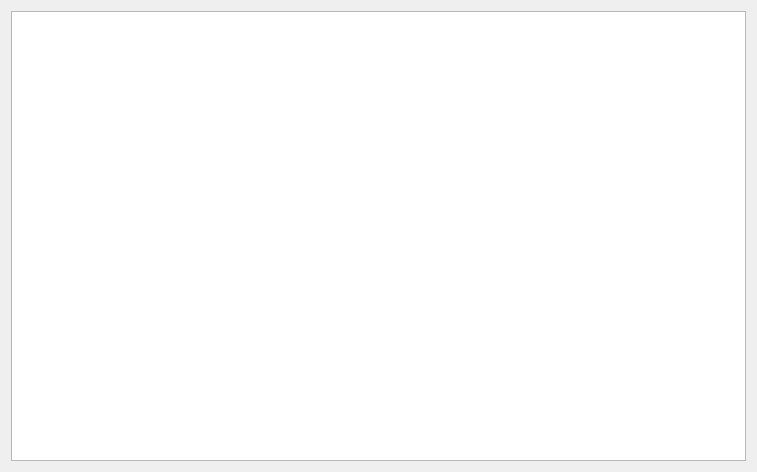
Old version of the form Trees/TreeWidget.ui in the repository tvz-041/ADS-2-9323.
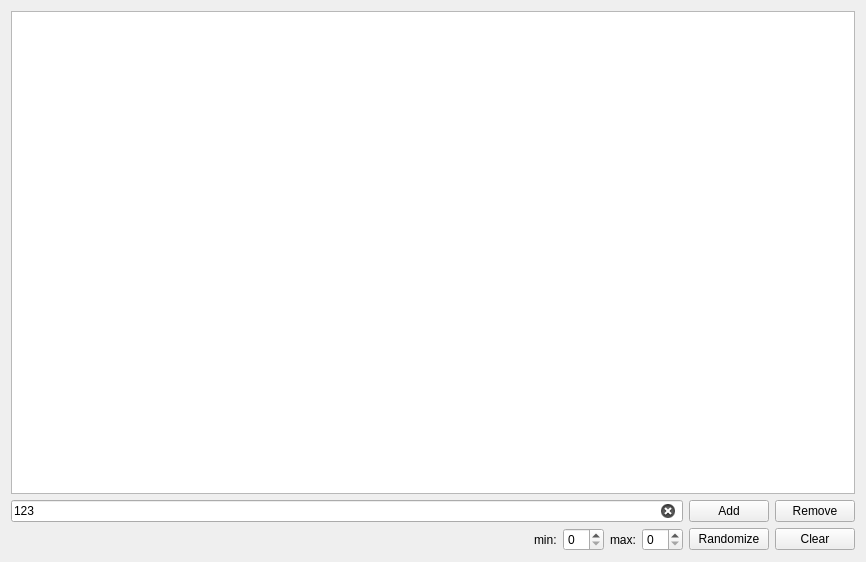
New version of the form.

Commit message: Реализована форма для работы с деревом

What changed in the file:
```diff
--- a/Trees/TreeWidget.ui
+++ b/Trees/TreeWidget.ui
@@ -6,8 +6,8 @@
    <rect>
     <x>0</x>
     <y>0</y>
-    <width>757</width>
-    <height>472</height>
+    <width>866</width>
+    <height>562</height>
    </rect>
   </property>
   <property name="windowTitle">
@@ -17,6 +17,85 @@
    <item>
     <widget class="QGraphicsView" name="graphicsView"/>
    </item>
+   <item>
+    <layout class="QHBoxLayout" name="horizontalLayout">
+     <item>
+      <widget class="QLineEdit" name="lineEdit_keys">
+       <property name="text">
+        <string>123</string>
+       </property>
+       <property name="clearButtonEnabled">
+        <bool>true</bool>
+       </property>
+      </widget>
+     </item>
+     <item>
+      <widget class="QPushButton" name="pushButton_add">
+       <property name="text">
+        <string>Add</string>
+       </property>
+      </widget>
+     </item>
+     <item>
+      <widget class="QPushButton" name="pushButton_remove">
+       <property name="text">
+        <string>Remove</string>
+       </property>
+      </widget>
+     </item>
+    </layout>
+   </item>
+   <item>
+    <layout class="QHBoxLayout" name="horizontalLayout_2">
+     <item>
+      <spacer name="horizontalSpacer">
+       <property name="orientation">
+        <enum>Qt::Horizontal</enum>
+       </property>
+       <property name="sizeHint" stdset="0">
+        <size>
+         <width>40</width>
+         <height>20</height>
+        </size>
+       </property>
+      </spacer>
+     </item>
+     <item>
+      <widget class="QLabel" name="label_min">
+       <property name="text">
+        <string>min:</string>
+       </property>
+      </widget>
+     </item>
+     <item>
+      <widget class="QSpinBox" name="spinBox_min"/>
+     </item>
+     <item>
+      <widget class="QLabel" name="label_max">
+       <property name="text">
+        <string>max:</string>
+       </property>
+      </widget>
+     </item>
+     <item>
+      <widget class="QSpinBox" name="spinBox_max"/>
+     </item>
+     <item>
+      <widget class="QPushButton" name="pushButton_randomize">
+       <property name="text">
+        <string>Randomize</string>
+       </property>
+      </widget>
+     </item>
+     <item>
+      <widget class="QPushButton" name="pushButton_clear">
+       <property name="text">
+        <string>Clear</string>
+       </property>
+      </widget>
+     </item>
+    </layout>
+   </item>
   </layout>
  </widget>
  <resources/>
```
